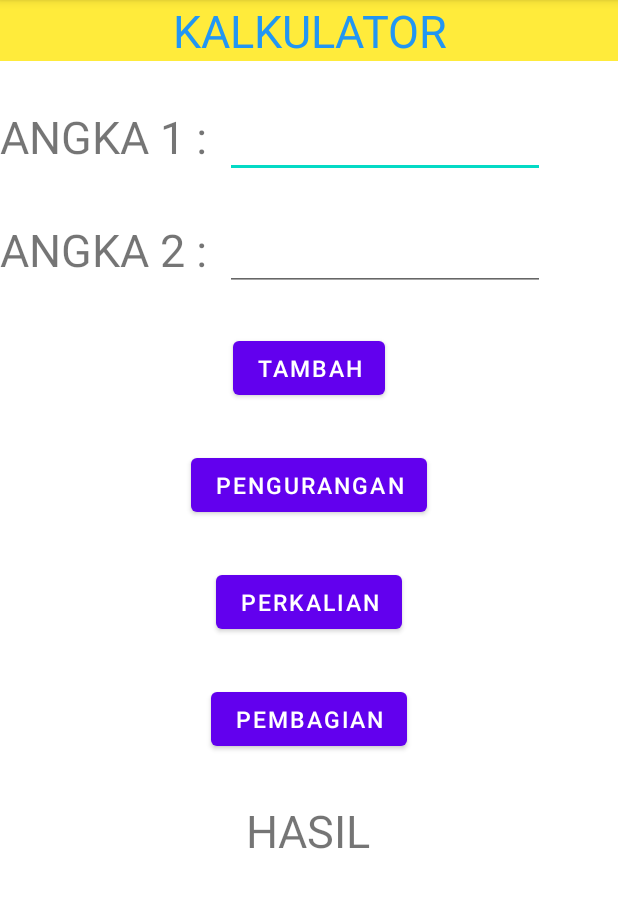
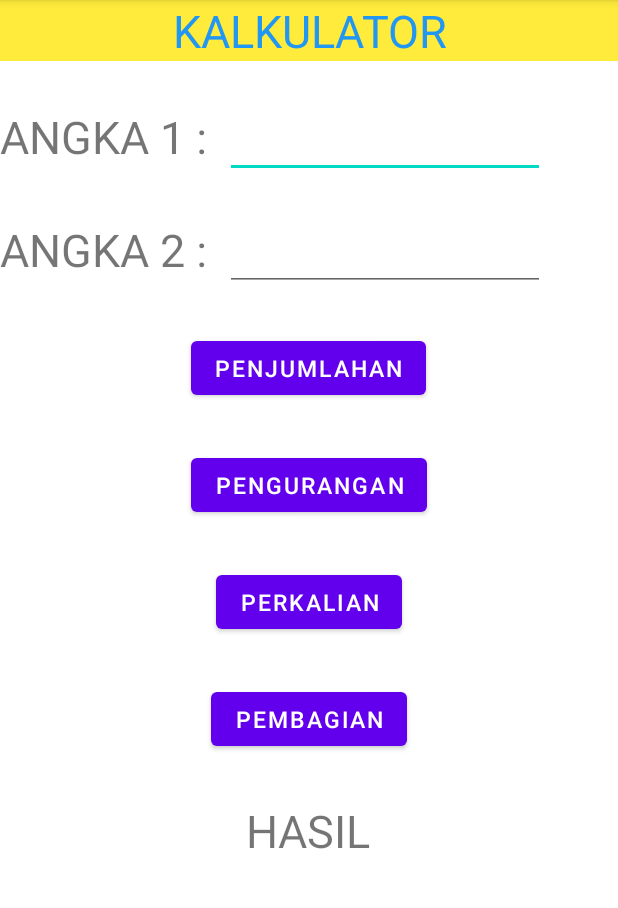
Before and after one commit to wedfg/PPB-4523, an Android app: the screen it shows after launch (Kalkulator), on a phone screen of 412 x 824 dp, the part 84-992 px from its top. Run offline under Robolectric (Android 15) with nearby library versions, the light colour scheme and no system bars.

Commit message:
projek 3

```diff
--- a/projek3/app/src/main/res/layout/activity_kalkulator.xml
+++ b/projek3/app/src/main/res/layout/activity_kalkulator.xml
@@ -62,7 +62,7 @@
         android:layout_gravity="center"
         android:layout_marginTop="30dp"
         android:onClick="hitung"
-        android:text="TAMBAH"
+        android:text="PENJUMLAHAN"
         android:textSize="15dp" />
 
     <Button
```
